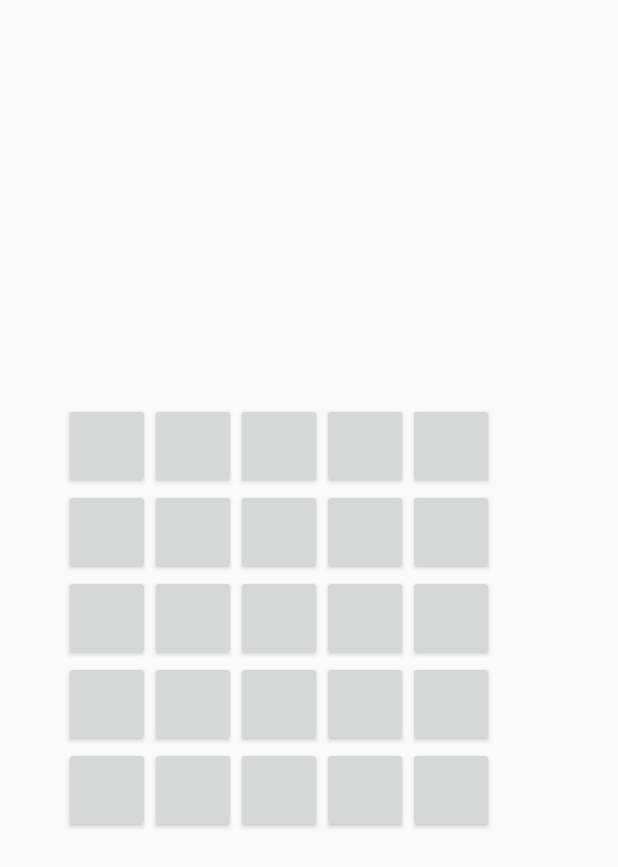
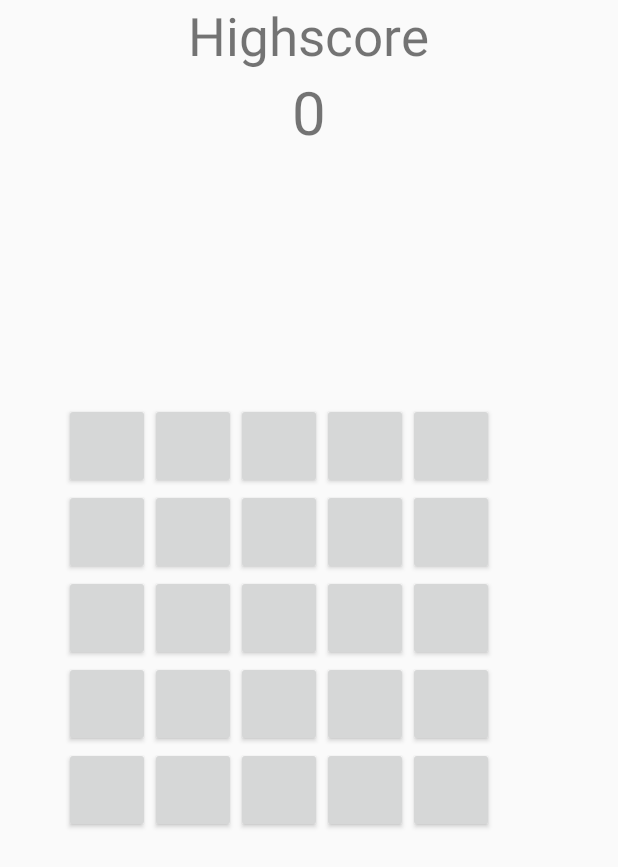
Before and after one commit to B-B-2-1/Word_Django, an Android app: the Game_5x5 screen opened directly, with no data from a screen before it, on a phone screen of 412 x 824 dp. Shown: the top 867 px of the screen. Run offline under Robolectric (Android 15) with nearby library versions, the phone set to English and light mode, and no system bars.

Commit message:
Added highscore and score variable in all 3 game activities using tinyDB.

```diff
--- a/app/src/main/java/com/forfun/febie/word_django/Game_4x4.java
+++ b/app/src/main/java/com/forfun/febie/word_django/Game_4x4.java
@@ -3,10 +3,13 @@ package com.forfun.febie.word_django;
 import android.support.v7.app.AppCompatActivity;
 import android.os.Bundle;
 import android.support.v7.widget.Toolbar;
+import android.widget.TextView;
 
 public class Game_4x4 extends AppCompatActivity {
 
     TinyDB tinyDB;                                                       //Declaring tinyDb object
+    int highscore,score=0;
+
 
     @Override
     protected void onCreate(Bundle savedInstanceState) {
@@ -15,5 +18,8 @@ public class Game_4x4 extends AppCompatActivity {
 
         ///////////////////////////////////////////////////////////////Initializing tinyDB object
         tinyDB = new TinyDB(this);
+        highscore=tinyDB.getInt("highscore4x4");
+        TextView HighscoreTextView=findViewById(R.id.TV_highscore);
+        HighscoreTextView.setText(Integer.toString(highscore));
     }
 }
--- a/app/src/main/java/com/forfun/febie/word_django/Game_5x5.java
+++ b/app/src/main/java/com/forfun/febie/word_django/Game_5x5.java
@@ -2,11 +2,12 @@ package com.forfun.febie.word_django;
 
 import android.support.v7.app.AppCompatActivity;
 import android.os.Bundle;
+import android.widget.TextView;
 
 public class Game_5x5 extends AppCompatActivity {
 
     TinyDB tinyDB;                                                   //Declaring tinyDb object
-    int hiscore3x3;
+    int highscore,score=0;
 
     @Override
     protected void onCreate(Bundle savedInstanceState) {
@@ -16,6 +17,8 @@ public class Game_5x5 extends AppCompatActivity {
         ///////////////////////////////////////////////////////////////Initializing tinyDB object
 
         tinyDB = new TinyDB(this);
-        hiscore3x3=tinyDB.getInt("hiscore3x3");
+        highscore=tinyDB.getInt("highscore5x5");
+        TextView HighscoreTextView=findViewById(R.id.TV_highscore);
+        HighscoreTextView.setText(Integer.toString(highscore));
     }
 }
--- a/app/src/main/res/layout/activity_game_5x5.xml
+++ b/app/src/main/res/layout/activity_game_5x5.xml
@@ -5,6 +5,24 @@
     android:layout_width="match_parent"
     android:layout_height="match_parent"
     tools:context="com.forfun.febie.word_django.Game_5x5">
+    <LinearLayout
+        android:layout_width="match_parent"
+        android:layout_height="wrap_content"
+        android:gravity="center_horizontal"
+        android:orientation="vertical">
+        <TextView
+            android:layout_width="wrap_content"
+            android:layout_height="wrap_content"
+            android:gravity="center_horizontal"
+            android:text="Highscore"
+            android:textSize="35sp"
+            />
+        <TextView
+            android:id="@+id/TV_highscore"
+            android:layout_width="wrap_content"
+            android:layout_height="wrap_content"
+            android:textSize="40sp"/>
+    </LinearLayout>
     <RelativeLayout
         android:layout_width="match_parent"
         android:layout_height="match_parent">
```
Also changed, not shown: app/src/main/java/com/forfun/febie/word_django/Game_3x3.java (+8 -1 lines), app/src/main/res/layout/activity_game_3x3.xml (+18 -0 lines), app/src/main/res/layout/activity_game_4x4.xml (+18 -0 lines).
